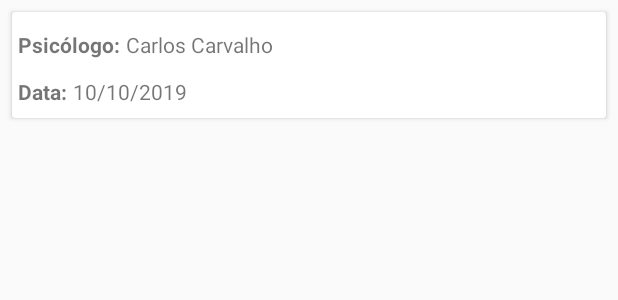
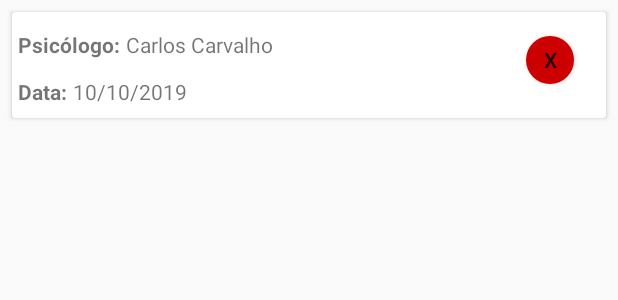
Before and after one commit to crcarvalho/AppTeraphy, an Android app: the layout consulta_item.xml on its own in the app's theme, with its tools: preview values and no code run, on a phone screen of 412 x 824 dp. Shown: the top 300 px of the screen. Run offline under Robolectric (Android 15) with nearby library versions, the phone set to English and light mode, and no system bars.

```diff
--- a/app/build.gradle
+++ b/app/build.gradle
@@ -38,7 +38,6 @@ dependencies {
     implementation 'com.android.support:recyclerview-v7:27.1.1'
     implementation 'com.android.support:design:27.1.1'
     implementation 'com.android.support:animated-vector-drawable:27.1.1'
-    implementation 'com.android.support:recyclerview-v7:27.1.1'
     implementation 'com.android.support.constraint:constraint-layout:1.1.3'
     implementation 'com.facebook.android:facebook-android-sdk:4.17.0'
 
@@ -55,7 +54,7 @@ dependencies {
     androidTestImplementation 'com.android.support.test.espresso:espresso-core:3.0.2'
     implementation 'com.google.firebase:firebase-auth:16.1.0'
     implementation 'com.google.firebase:firebase-database:16.0.5'
-
+    implementation 'com.firebaseui:firebase-ui-database:2.3.0'
     implementation 'com.google.firebase:firebase-auth:16.1.0'
 }
 apply plugin: 'com.google.gms.google-services'
--- a/app/src/main/java/com/example/carloscarvalho/appteraphy/adapter/ListaAdapterConsultas.kt
+++ b/app/src/main/java/com/example/carloscarvalho/appteraphy/adapter/ListaAdapterConsultas.kt
@@ -42,9 +42,8 @@ class ListaAdapterConsultas(
     class ViewHolder(itemView: View) : RecyclerView.ViewHolder(itemView) {
         fun bindView(consulta: Consulta, listener: (Consulta) -> Unit) = with(itemView) {
 
-            itemView.tvConsultaData.text = consulta.dataConsulta.toString()
-            var nomeCompleto = consulta.psicologo
-            itemView.tvConsultaPsicologo.text = nomeCompleto
+            itemView.etConsultaData.text = consulta.dataConsulta.toString()
+            itemView.etConsultaData.text = consulta.psicologo.toString()
 
             setOnClickListener({ listener(consulta) })
         }
--- a/app/src/main/java/com/example/carloscarvalho/appteraphy/dao/ConsultaDAO.kt
+++ b/app/src/main/java/com/example/carloscarvalho/appteraphy/dao/ConsultaDAO.kt
@@ -3,7 +3,6 @@ package com.example.carloscarvalho.appteraphy.dao
 import android.arch.lifecycle.LiveData
 import android.arch.persistence.room.*
 import com.example.carloscarvalho.appteraphy.model.Consulta
-import com.example.carloscarvalho.appteraphy.model.Usuario
 import java.time.format.DateTimeFormatter
 
 
--- /dev/null
+++ b/app/src/main/res/drawable/delete_button.xml
@@ -0,0 +1,16 @@
+<?xml version="1.0" encoding="utf-8"?>
+<shape xmlns:android="http://schemas.android.com/apk/res/android"
+       android:shape="oval"
+>
+    <corners
+            android:radius="5dp"
+    />
+    <solid
+            android:color="@android:color/holo_red_dark"
+    />
+    <stroke
+            android:width="0dp"
+            android:color="@android:color/background_dark"
+    />
+    <size android:height="32dp" android:width="32dp"/>
+</shape>
--- /dev/null
+++ b/app/src/main/res/drawable/roundcorner.xml
@@ -0,0 +1,4 @@
+<?xml version="1.0" encoding="utf-8"?>
+<shape xmlns:android="http://schemas.android.com/apk/res/android">
+    <corners android:radius="4dp" />
+</shape>
--- a/app/src/main/res/layout/consulta_item.xml
+++ b/app/src/main/res/layout/consulta_item.xml
@@ -1,25 +1,29 @@
 <?xml version="1.0" encoding="utf-8"?>
-<android.support.v7.widget.CardView android:orientation="vertical"
+<android.support.v7.widget.CardView xmlns:app="http://schemas.android.com/apk/res-auto"
+                                    xmlns:tools="http://schemas.android.com/tools" android:orientation="vertical"
                                     xmlns:android="http://schemas.android.com/apk/res/android"
                                     android:layout_width="match_parent"
                                     android:layout_marginLeft="8dp"
                                     android:layout_marginRight="8dp"
                                     android:layout_height="wrap_content"
-                                    android:layout_marginTop="8dp">
-
+                                    android:layout_marginTop="8dp" android:scrollbarAlwaysDrawVerticalTrack="true">
+    <android.support.constraint.ConstraintLayout android:layout_width="match_parent"
+                                                 android:layout_height="wrap_content">
         <LinearLayout android:layout_width="match_parent"
                       android:layout_height="wrap_content"
                       android:orientation="vertical"
-                  android:padding="4dp">
-        <LinearLayout style="@style/LinearLayoutItemsHorizontal" >
+                      android:padding="4dp"
+                      android:id="@+id/linearLayout">
+            <LinearLayout style="@style/LinearLayoutItemsHorizontal">
                 <TextView
                         android:id="@+id/tvLabelConsultaPsicologo"
                         style="@style/labelText"
-                    android:text="Psicólogo:" />
+                        android:text="Psicólogo:"/>
                 <TextView
-                    android:id="@+id/tvConsultaPsicologo"
+                        android:id="@+id/etConsultaPsicologo"
                         style="@style/textViewField"
-                    android:text="Carlos Carvalho"/>
+                        android:text="Carlos Carvalho"
+                        android:layout_width="214dp"/>
             </LinearLayout>
 
             <LinearLayout
@@ -27,13 +31,26 @@
                 <TextView
                         android:id="@+id/tvLabelConsultaData"
                         style="@style/labelText"
-                    android:text="Data:" />
+                        android:text="Data:"/>
                 <TextView
-                    android:id="@+id/tvConsultaData"
+                        android:id="@+id/etConsultaData"
                         style="@style/textViewField"
-                    android:text="10/10/2019"  />
+                        android:text="10/10/2019"
+                        android:layout_width="248dp"/>
             </LinearLayout>
-
-
         </LinearLayout>
+        <Button
+                android:background="@drawable/delete_button"
+                android:text="X"
+                android:layout_width="32dp"
+                android:layout_height="32dp"
+                android:id="@+id/btConsultaItemExcluir"
+                app:layout_constraintTop_toTopOf="@+id/linearLayout"
+                android:layout_marginTop="16dp"
+                app:layout_constraintBottom_toBottomOf="@+id/linearLayout"
+                app:layout_constraintEnd_toEndOf="@+id/linearLayout"
+                app:layout_constraintStart_toStartOf="@+id/linearLayout" android:layout_marginLeft="8dp"
+                android:layout_marginStart="8dp" app:layout_constraintHorizontal_bias="0.941"
+                app:layout_constraintVertical_bias="0.0"/>
+    </android.support.constraint.ConstraintLayout>
 </android.support.v7.widget.CardView>
--- a/app/src/main/res/layout/consultas_fragment.xml
+++ b/app/src/main/res/layout/consultas_fragment.xml
@@ -1,3 +1,4 @@
+
 <android.support.constraint.ConstraintLayout xmlns:android="http://schemas.android.com/apk/res/android"
              xmlns:tools="http://schemas.android.com/tools"
              android:layout_width="match_parent"
@@ -18,10 +19,8 @@
 
     <android.support.design.widget.FloatingActionButton
             android:id="@+id/fabAddConsulta"
-
             android:layout_width="wrap_content"
             android:layout_height="wrap_content"
-
             android:layout_gravity="bottom|right"
             android:src="@android:drawable/ic_input_add"
             android:backgroundTint="@color/colorPrimary"
@@ -30,7 +29,4 @@
             app:layout_constraintEnd_toEndOf="parent"
             app:layout_constraintBottom_toBottomOf="parent" android:layout_marginTop="8dp"
             app:layout_constraintTop_toTopOf="parent" app:layout_constraintVertical_bias="0.838"/>
-
-
-
 </android.support.constraint.ConstraintLayout>
```
Also changed, not shown: app/src/main/java/com/example/carloscarvalho/appteraphy/CadastroConsulta.kt (+26 -5 lines), app/src/main/java/com/example/carloscarvalho/appteraphy/fragments/ConsultasFragment.kt (+49 -24 lines), app/src/main/java/com/example/carloscarvalho/appteraphy/model/Consulta.kt (+6 -5 lines), app/src/main/res/layout/activity_cadastro_consulta.xml (+21 -11 lines), app/src/main/java/com/example/carloscarvalho/appteraphy/extensions/EditTextExt.kt (line endings or trailing spaces), app/src/main/res/drawable-v24/botao_delete.png (added), app/src/main/res/drawable-v24/garbage.png (added). Lines whose indentation alone changed are shown as unchanged.
